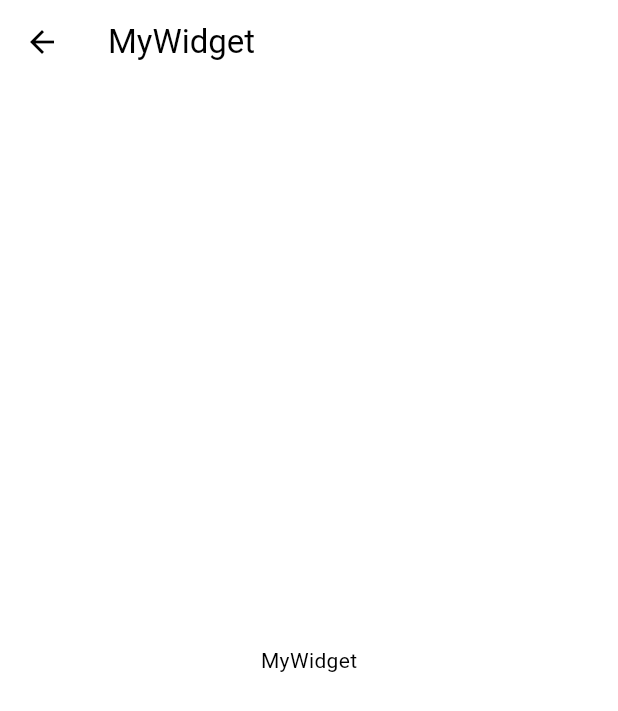
After one commit to Match-Management-App/Frontend, a Flutter app: the FindPartnerPage screen opened directly, on a phone screen of 412 x 824 dp. The commit adds this screen. Shown: the top 711 px of the screen. Run offline on Flutter 3.47's test engine with Material 3 defaults, Android fonts, the phone set to English and light mode, and no system bars; our stand-ins replace smooth_page_indicator, table_calendar; Roboto replaces fonts that are missing (Pretendard).

Commit message:
feat: 짝궁 찾기 페이지 생성

```diff
--- /dev/null
+++ b/wanna_play_soccer/lib/FindPartner/find_partner.dart
@@ -0,0 +1,23 @@
+import 'package:flutter/material.dart';
+
+class FindPartnerPage extends StatelessWidget {
+  const FindPartnerPage({super.key});
+
+  @override
+  Widget build(BuildContext context) {
+    return Scaffold(
+      appBar: AppBar(
+        leading: IconButton(
+          icon: const Icon(Icons.arrow_back),
+          onPressed: () {
+            Navigator.pop(context);
+          },
+        ),
+        title: const Text('MyWidget'),
+      ),
+      body: const Center(
+        child: Text('MyWidget'),
+      ),
+    );
+  }
+}
--- a/wanna_play_soccer/lib/HomeScreen/home_page.dart
+++ b/wanna_play_soccer/lib/HomeScreen/home_page.dart
@@ -1,10 +1,8 @@
 import 'package:flutter/material.dart';
 import 'package:wanna_play_soccer/Component/subtitle.dart';
-import 'package:wanna_play_soccer/HomeScreen/Widgets/find_partner.dart';
+import 'package:wanna_play_soccer/HomeScreen/Widgets/find_partner_button.dart';
 import 'package:wanna_play_soccer/HomeScreen/Widgets/my_record.dart';
 import 'package:wanna_play_soccer/HomeScreen/Widgets/next_match.dart';
-import 'package:wanna_play_soccer/Theme/my_colors.dart';
-import 'package:wanna_play_soccer/Theme/my_theme.dart';
 
 class HomePage extends StatefulWidget {
   const HomePage({super.key});
@@ -31,7 +29,7 @@ class _HomePageState extends State<HomePage> {
             MyRecordWidget(),
             SizedBox(height: 15),
             Subtitle(icon: "👯", subtitle: "짝궁 찾기"),
-            FindPartner(),
+            FindPartnerButton(),
           ],
         ),
       ),
```
Also changed, not shown: wanna_play_soccer/lib/HomeScreen/Widgets/find_partner_button.dart (renamed from wanna_play_soccer/lib/HomeScreen/Widgets/find_partner.dart, +12 -3 lines).
